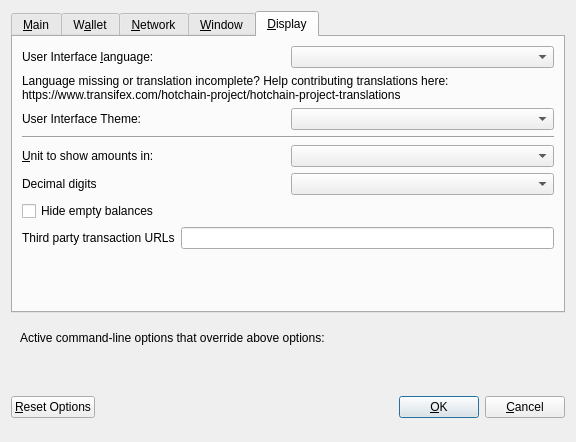
Old version of the form src/qt/forms/optionsdialog.ui in the repository Hotchain-HOTX/Hotchain.
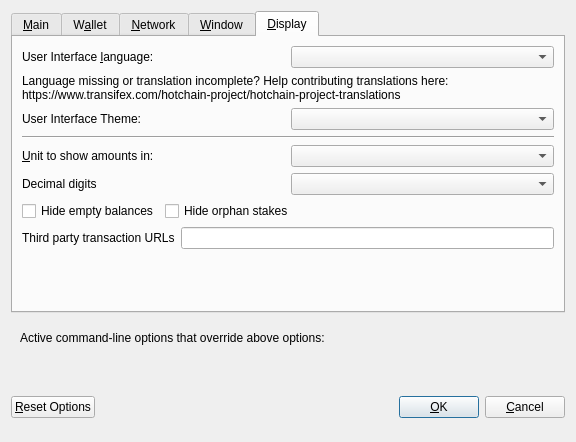
New version of the form. The open tabs and pages were chosen to show the change. Custom widgets are drawn as their Qt base class.

```diff
--- a/src/qt/forms/optionsdialog.ui
+++ b/src/qt/forms/optionsdialog.ui
@@ -521,7 +521,7 @@
         </widget>
        </item>
        <item>
-        <layout class="QHBoxLayout" name="horizontalLayout_4_Display" stretch="0,0">
+        <layout class="QHBoxLayout" name="horizontalLayout_2_Display" stretch="0,0">
          <item>
           <widget class="QLabel" name="themeLabel">
            <property name="text">
@@ -542,7 +542,7 @@
         </widget>
        </item>
        <item>
-        <layout class="QHBoxLayout" name="horizontalLayout_2_Display">
+        <layout class="QHBoxLayout" name="horizontalLayout_3_Display">
          <item>
           <widget class="QLabel" name="unitLabel">
            <property name="text">
@@ -566,7 +566,7 @@
         </layout>
        </item>
        <item>
-        <layout class="QHBoxLayout" name="horizontalLayout_5_Display">
+        <layout class="QHBoxLayout" name="horizontalLayout_4_Display">
          <item>
           <widget class="QLabel" name="digitsLabel">
            <property name="text">
@@ -580,6 +580,8 @@
         </layout>
        </item>
        <item>
+        <layout class="QHBoxLayout" name="horizontalLayout_5_Display">
+         <item>
         <widget class="QCheckBox" name="checkBoxHideZeroBalances">
          <property name="toolTip">
           <string>Hide empty balances</string>
@@ -593,7 +595,32 @@
         </widget>
        </item>
        <item>
-        <layout class="QHBoxLayout" name="horizontalLayout_3_Display">
+          <widget class="QCheckBox" name="checkBoxHideOrphans">
+           <property name="toolTip">
+            <string>Hide orphan stakes in transaction lists</string>
+           </property>
+           <property name="text">
+            <string>Hide orphan stakes</string>
+           </property>
+          </widget>
+         </item>
+         <item>
+          <spacer name="horizontalSpacer">
+           <property name="orientation">
+            <enum>Qt::Horizontal</enum>
+           </property>
+           <property name="sizeHint" stdset="0">
+            <size>
+             <width>40</width>
+             <height>20</height>
+            </size>
+           </property>
+          </spacer>
+         </item>
+        </layout>
+       </item>
+       <item>
+        <layout class="QHBoxLayout" name="horizontalLayout_6_Display">
          <item>
           <widget class="QLabel" name="thirdPartyTxUrlsLabel">
            <property name="toolTip">
```
Left out of the diff: 14 changed lines with no effect on the pictures. Lines whose indentation alone changed are shown as unchanged.
